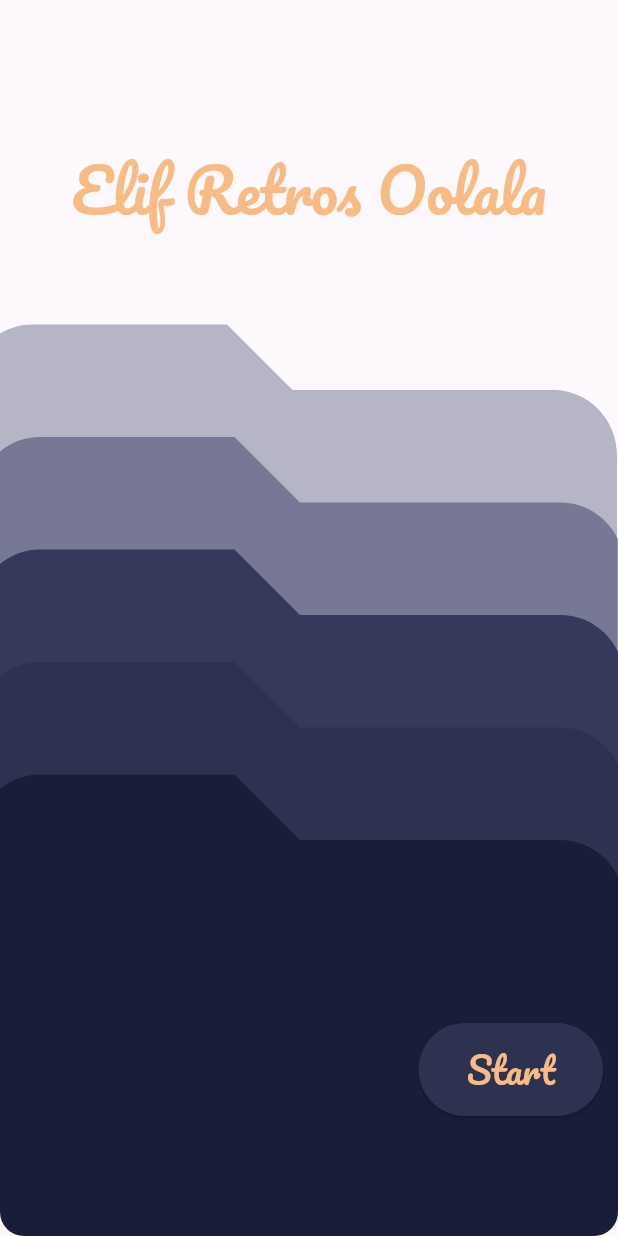
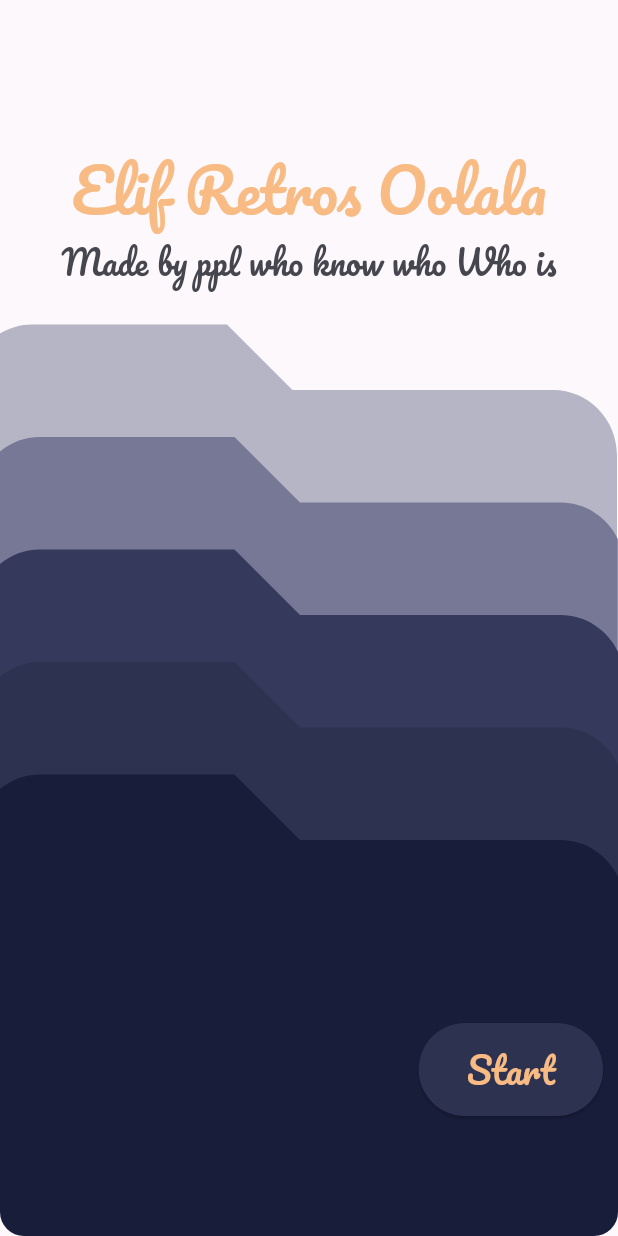
Before and after one commit to kp00004/file_sorter_1, a Flutter app: the screen it shows after launch, on a phone screen of 412 x 824 dp. Run offline on Flutter 3.47's test engine with Material 3 defaults, Android fonts, the phone set to English and light mode, and no system bars; our stand-ins replace auto_size_text, google_fonts, hive, hive_flutter, permission_handler; accounts and stored records are empty.

Commit message:
better UI

```diff
--- a/lib/LandingPage.dart
+++ b/lib/LandingPage.dart
@@ -14,8 +14,8 @@ class PageofLand extends StatelessWidget {
       backgroundColor: colorScheme.surface,
       body: Center(
         child: Container(
-          width: 512,
-          height: 1024,
+          width: MediaQuery.of(context).size.width,
+          height: MediaQuery.of(context).size.height,
           clipBehavior: Clip.antiAlias,
           decoration: BoxDecoration(
             color: colorScheme.surface,
@@ -86,6 +86,24 @@ class PageofLand extends StatelessWidget {
                   ),
                 ),
                 ),
+                Positioned(
+                left: 0,
+                right: 0,
+                top: 160,
+                bottom: null,
+                child: Align(
+                  alignment: Alignment.center,
+                  child: Text(
+                  'Made by ppl who know who Who is',
+                  textAlign: TextAlign.center,
+                  style: textTheme.headlineMedium?.copyWith(
+                    color: colorScheme.onSurfaceVariant,
+                    fontSize: 22,
+                    fontWeight: FontWeight.w400,
+                  ),
+                  ),
+                ),
+                ),
               Positioned(
                 right: 10,
                 bottom: 80,
```
Also changed, not shown: lib/HomePage.dart (+38 -18 lines), lib/SelectedFolder.dart (+40 -9 lines).
